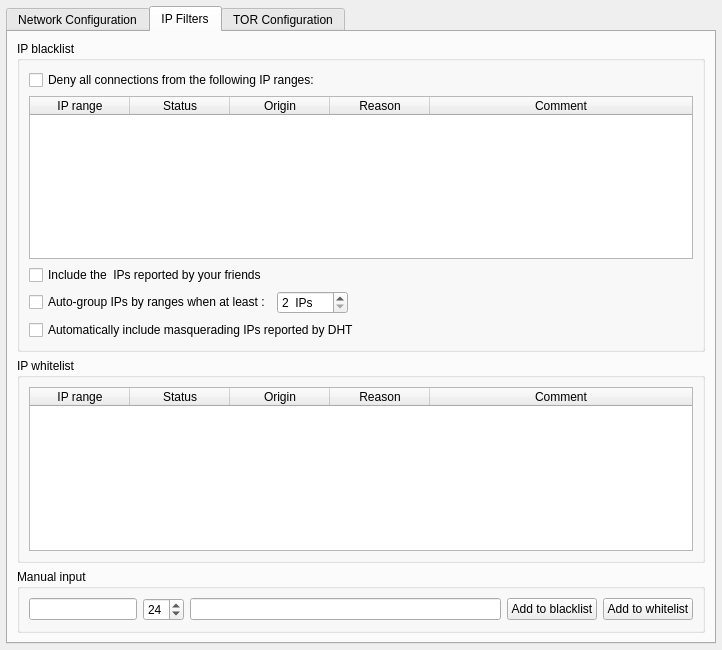
Above: retroshare-gui/src/gui/settings/ServerPage.ui from RetroShare/RetroShare before the change. Below: the same form after it.
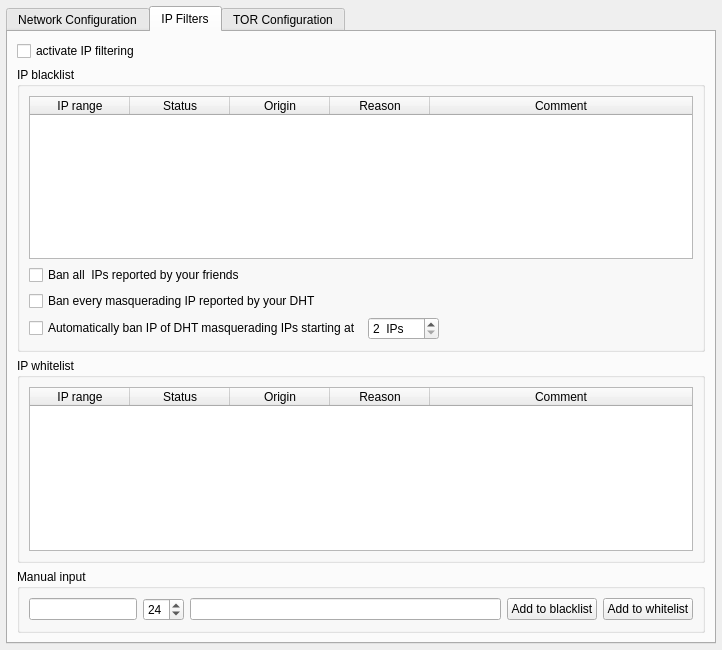
That is the form after the change. The open tabs and pages were chosen to show the change. Icons and pictures are not drawn.

Commit message: improved GUI layout. changed filtering strategy: now all is collected but only a subset is banned, according to user input. Default is to only ban IP ranges auto-generated and home-made ranges.

```diff
--- a/retroshare-gui/src/gui/settings/ServerPage.ui
+++ b/retroshare-gui/src/gui/settings/ServerPage.ui
@@ -503,19 +503,19 @@
        <string>IP Filters</string>
       </attribute>
       <layout class="QVBoxLayout" name="verticalLayout_11">
+       <item>
+        <widget class="QCheckBox" name="denyAll_CB">
+         <property name="text">
+          <string>activate IP filtering</string>
+         </property>
+        </widget>
+       </item>
        <item>
         <widget class="QGroupBox" name="groupBox">
          <property name="title">
           <string>IP blacklist</string>
          </property>
          <layout class="QVBoxLayout" name="verticalLayout_4">
-          <item>
-           <widget class="QCheckBox" name="denyAll_CB">
-            <property name="text">
-             <string>Deny all connections from the following IP ranges:</string>
-            </property>
-           </widget>
-          </item>
           <item>
            <widget class="QTableWidget" name="filteredIpsTable">
             <property name="contextMenuPolicy">
@@ -566,7 +566,14 @@
           <item>
            <widget class="QCheckBox" name="includeFromFriends_CB">
             <property name="text">
-             <string>Include the  IPs reported by your friends</string>
+             <string>Ban all  IPs reported by your friends</string>
+            </property>
+           </widget>
+          </item>
+          <item>
+           <widget class="QCheckBox" name="includeFromDHT_CB">
+            <property name="text">
+             <string>Ban every masquerading IP reported by your DHT</string>
             </property>
            </widget>
           </item>
@@ -575,7 +582,7 @@
             <item>
              <widget class="QCheckBox" name="groupIPRanges_CB">
               <property name="text">
-               <string>Auto-group IPs by ranges when at least :</string>
+               <string>Automatically ban IP of DHT masquerading IPs starting at</string>
               </property>
              </widget>
             </item>
@@ -607,13 +614,6 @@
             </item>
            </layout>
           </item>
-          <item>
-           <widget class="QCheckBox" name="includeFromDHT_CB">
-            <property name="text">
-             <string>Automatically include masquerading IPs reported by DHT</string>
-            </property>
-           </widget>
-          </item>
          </layout>
         </widget>
        </item>
```
Left out of the diff: 2 changed lines with no effect on the pictures. The commit also changes 4 other files.
